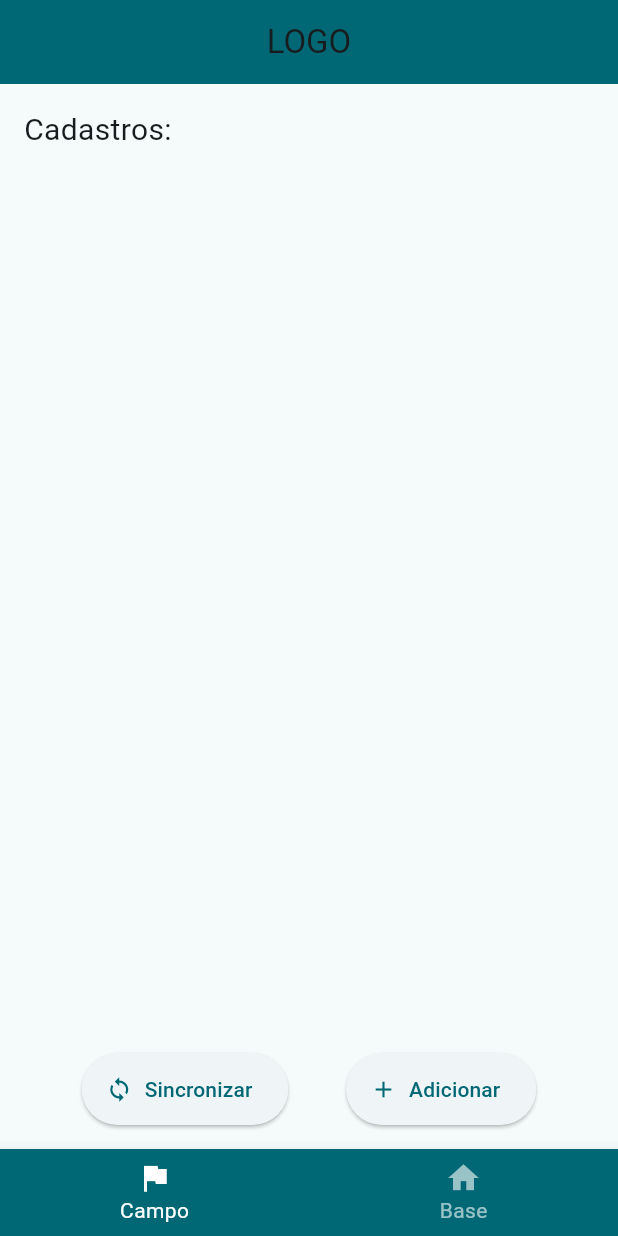
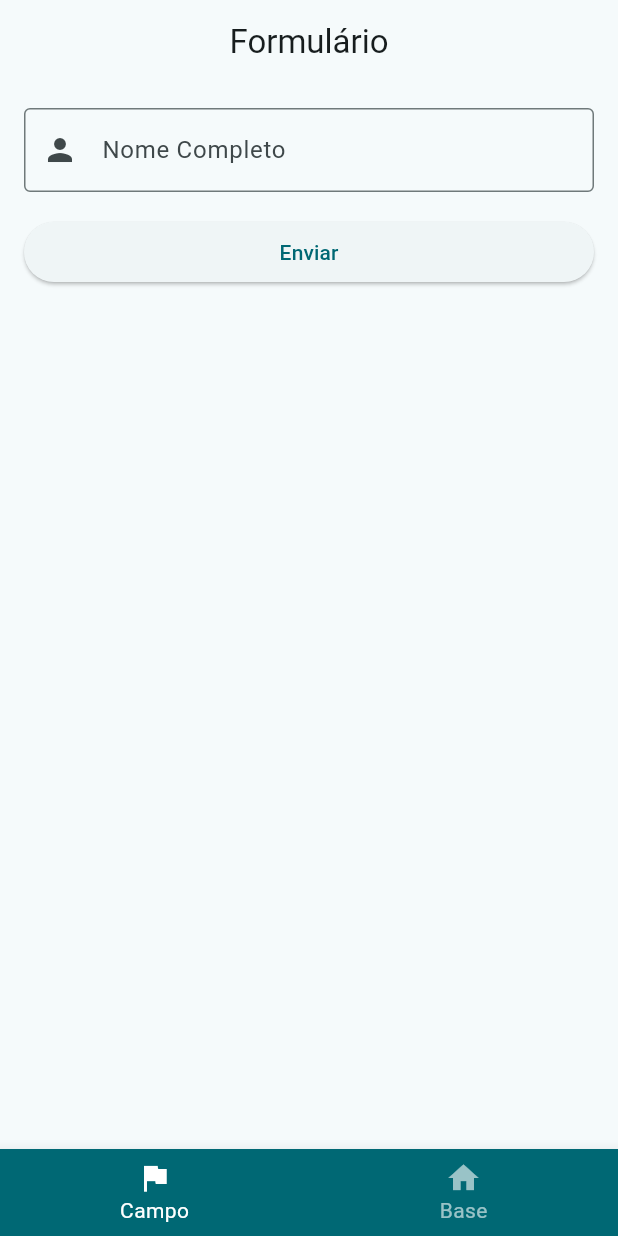
Before and after one commit to ErickRezende1833/carangode_visits, a Flutter app: the screen it shows after launch, on a phone screen of 412 x 824 dp. Run offline on Flutter 3.47's test engine with Material 3 defaults, Android fonts, the phone set to English and light mode, and no system bars.

Commit message:
Feat:  FormView

```diff
--- a/lib/main.dart
+++ b/lib/main.dart
@@ -1,6 +1,8 @@
+import 'package:carangode_visits_app/views/formView.dart';
 import 'package:flutter/material.dart';
 // 1. Importe o seu arquivo (ajuste o caminho se necessário)
 import 'views/homeCampoView.dart';
+import 'views/widgets.dart';
 
 void main() {
   runApp(const MyApp());
@@ -18,7 +20,7 @@ class MyApp extends StatelessWidget {
         useMaterial3: true,
       ),
 
-      home: const HomeCampoView(),
+      home: FormView(),
     );
   }
 }
--- /dev/null
+++ b/lib/views/formView.dart
@@ -0,0 +1,68 @@
+import 'package:flutter/material.dart';
+import 'widgets.dart';
+
+class FormView extends StatefulWidget {
+
+
+
+  @override
+  State<FormView> createState() => _FormViewState();
+}
+
+class _FormViewState extends State<FormView> {
+
+  @override
+  Widget build(BuildContext context) {
+    final _formKey = GlobalKey<FormState>();
+
+    return Scaffold(
+      appBar: AppBar(
+        title: Text('Formulário'),
+        centerTitle: true,
+      ),
+      body: SingleChildScrollView(
+        padding: EdgeInsets.all(16.0),
+
+
+
+        child: Form(
+          key: _formKey,
+          child: Column(
+            crossAxisAlignment: CrossAxisAlignment.stretch,
+            children: [
+
+              CustomIconTextField(
+                labelText: 'Nome Completo',
+                hintText: 'Digite o nome completo',
+                prefixIcon: Icons.person,
+                validator: (value) {
+                  if (value == null || value.isEmpty) {
+                    return 'Por favor, preencha este campo';
+                  }
+                  return null;
+                },
+              ),
+
+              SizedBox(height: 16.0),
+
+
+              ElevatedButton(
+                onPressed: () {
+                  // Isso dispara o validador e faz o texto de erro aparecer
+                  if (_formKey.currentState!.validate()) {
+                    print('Formulário válido!');
+                  }
+                },
+                child: const Text('Enviar'),
+              ),
+
+
+
+            ],
+          ),
+        ),
+      ),
+      bottomNavigationBar: const CustomBottomNavigationBar(currentIndex: 0),
+    );
+  }
+}
--- a/lib/views/widgets.dart
+++ b/lib/views/widgets.dart
@@ -64,3 +64,76 @@ class CustomElevatedButton extends StatelessWidget {
     );
   }
 }
+
+//campo de texto
+
+class CustomTextField extends StatelessWidget {
+  const CustomTextField({
+    super.key,
+    required this.labelText,
+    required this.hintText,
+    this.controller,
+    this.validator,
+  });
+
+  final String labelText;
+  final String hintText;
+  final TextEditingController? controller;
+  final String? Function(String?)? validator;
+
+  @override
+  Widget build(BuildContext context) {
+    return TextFormField(
+      controller: controller,
+      validator: validator,
+      decoration: InputDecoration(
+        labelText: labelText,
+        hintText: hintText,
+      ),
+    );
+  }
+}
+
+//campo de texto com ícone
+
+class CustomIconTextField extends StatelessWidget {
+  const CustomIconTextField({
+    super.key,
+    required this.labelText,
+    required this.hintText,
+    this.controller,
+    this.validator,
+    this.prefixIcon,
+  });
+
+  final String labelText;
+  final String hintText;
+  final TextEditingController? controller;
+  final String? Function(String?)? validator;
+  final IconData? prefixIcon;
+
+  @override
+  Widget build(BuildContext context) {
+    return TextFormField(
+      controller: controller,
+      validator: validator,
+      decoration: InputDecoration(
+        labelText: labelText,
+        hintText: hintText,
+        prefixIcon: prefixIcon != null ? Icon(prefixIcon) : null,
+        border: const OutlineInputBorder(),
+
+
+        errorStyle: const TextStyle(
+        color: Colors.red,
+        fontWeight: FontWeight.bold,
+        ),
+
+        errorBorder: const OutlineInputBorder(
+        borderSide: BorderSide(color: Colors.red, width: 1),
+      ),
+
+      ),
+    );
+  }
+}
```
